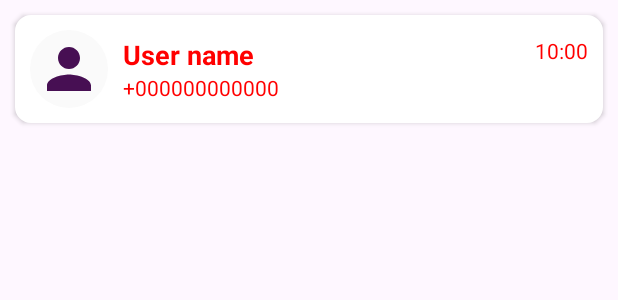
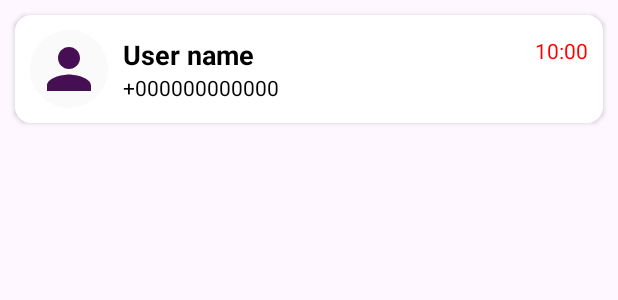
Before and after one commit to andrino25/PassionVentureV3, an Android app: the layout recent_chat_recycler_row.xml on its own in the app's theme, with its tools: preview values and no code run, on a phone screen of 412 x 824 dp. Shown: the top 300 px of the screen. Run offline under Robolectric (Android 15) with nearby library versions, the phone set to English and light mode, and no system bars.

Commit message:
chat enthusiast side

```diff
--- a/app/src/main/java/com/example/passionventure/MentorHomePage.kt
+++ b/app/src/main/java/com/example/passionventure/MentorHomePage.kt
@@ -110,7 +110,10 @@ class MentorHomePage : AppCompatActivity() {
                     true
                 }
                 R.id.messages -> {
-                    // Handle Messages option click
+                    val currUser = intent.getStringExtra("username")
+                    val intent = Intent(this, RecentChat::class.java)
+                    intent.putExtra("username", currUser)
+                    startActivity(intent)
                     true
                 }
                 R.id.logout -> {
--- a/app/src/main/java/com/example/passionventure/SearchUserActivity.kt
+++ b/app/src/main/java/com/example/passionventure/SearchUserActivity.kt
@@ -38,7 +38,7 @@ class SearchUserActivity : AppCompatActivity() {
         }
 
         searchButton.setOnClickListener {
-            val searchTerm = searchInput.text.toString()
+            val searchTerm = searchInput.text.toString().trim().toLowerCase()
             if (searchTerm.isEmpty() || searchTerm.length < 3) {
                 searchInput.error = "Invalid Username"
                 return@setOnClickListener
--- a/app/src/main/java/com/example/passionventure/adapter/RecentChatRecyclerAdapter.kt
+++ b/app/src/main/java/com/example/passionventure/adapter/RecentChatRecyclerAdapter.kt
@@ -26,8 +26,6 @@ class RecentChatRecyclerAdapter(
         var usernameText: TextView = itemView.findViewById(R.id.user_name_text)
         var lastMessageText: TextView = itemView.findViewById(R.id.last_message_text)
         var lastMessageTimeText: TextView = itemView.findViewById(R.id.last_message_time_text)
-
-
 
             // Add click listener to the item view
 
--- a/app/src/main/res/layout/recent_chat_recycler_row.xml
+++ b/app/src/main/res/layout/recent_chat_recycler_row.xml
@@ -28,7 +28,7 @@
                 tools:text="User name"
                 android:textSize="18sp"
                 android:textStyle="bold"
-                android:textColor="@color/red"
+                android:textColor="@color/black"
                 android:id="@+id/user_name_text"/>
             <TextView
                 android:layout_width="wrap_content"
@@ -44,7 +44,7 @@
             android:layout_width="wrap_content"
             android:layout_height="wrap_content"
             tools:text="+000000000000"
-            android:textColor="@color/red"
+            android:textColor="@color/black"
             android:id="@+id/last_message_text"/>
     </LinearLayout>
 </LinearLayout>
```
Also changed, not shown: app/src/main/AndroidManifest.xml (+5 -3 lines).
